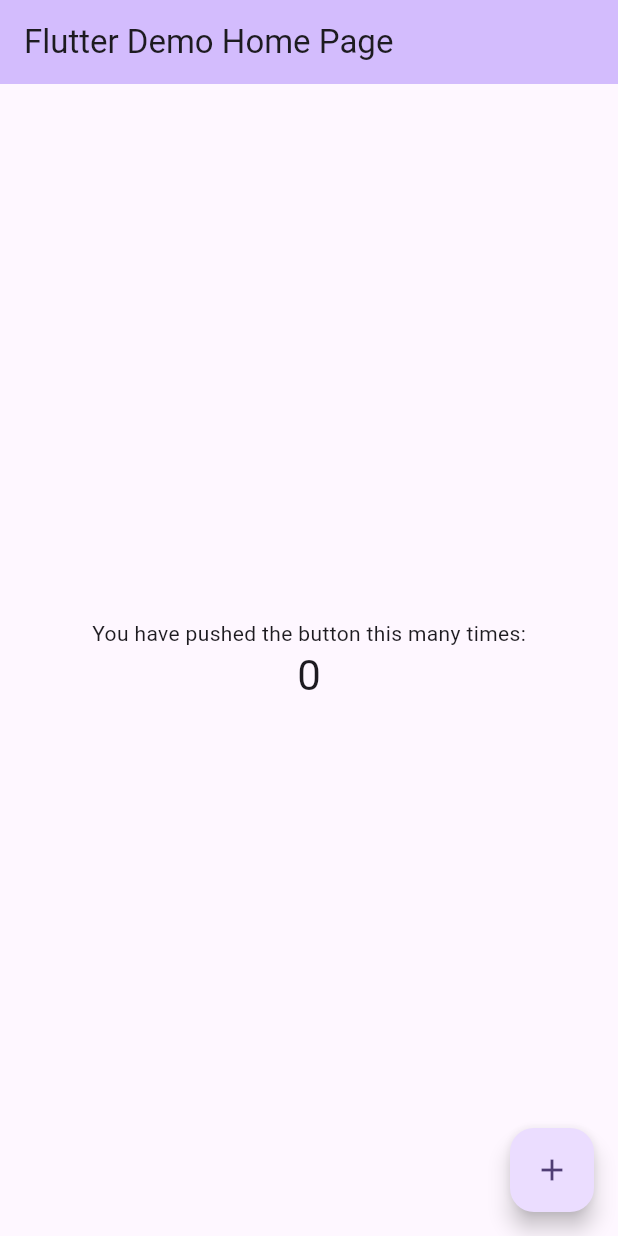
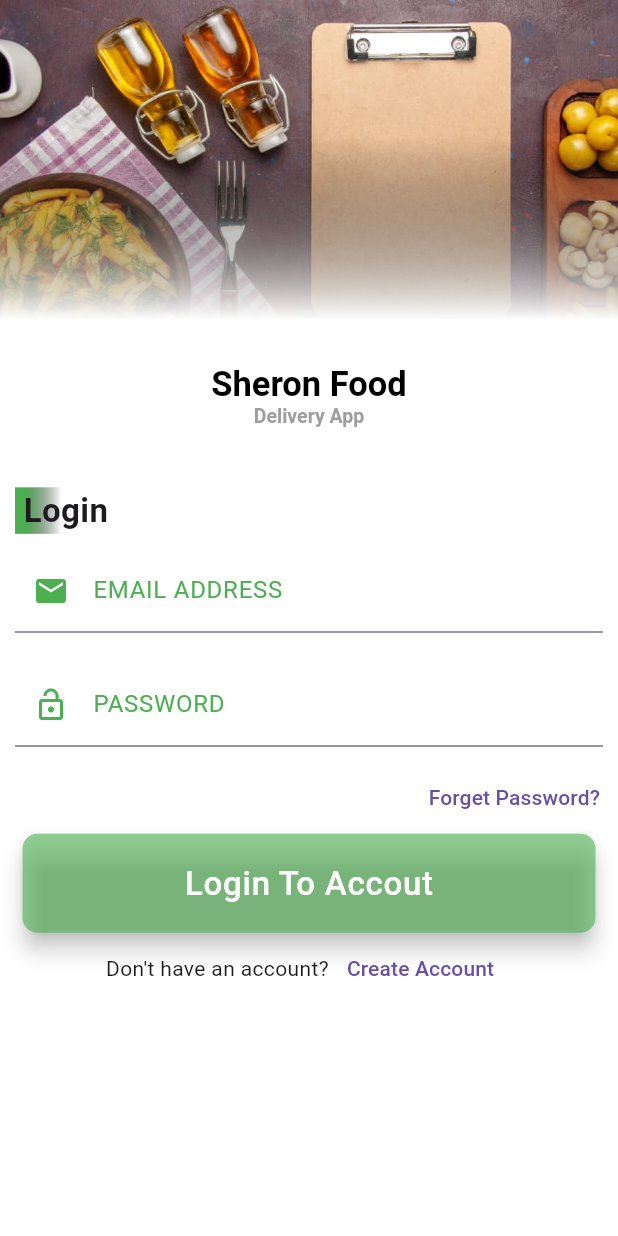
Before and after one commit to Sheronjude/food_delivery_app, a Flutter app: the screen it shows after launch, on a phone screen of 412 x 824 dp. Run offline on Flutter 3.47's test engine with Material 3 defaults, Android fonts, the phone set to English and light mode, and no system bars.

Commit message:
Login page

```diff
--- /dev/null
+++ b/lib/LoginScreen.dart
@@ -0,0 +1,138 @@
+import 'package:flutter/material.dart';
+import 'package:food_delivery_app/colors.dart';
+import 'package:food_delivery_app/constants.dart';
+
+class LoginScreen extends StatelessWidget {
+  @override
+  Widget build(BuildContext context) {
+    double height = MediaQuery.of(context).size.height;
+    double width = MediaQuery.of(context).size.width;
+    return Scaffold(
+      backgroundColor: Colors.white,
+      resizeToAvoidBottomInset: true,
+      body: SingleChildScrollView(
+        child: Column(
+          mainAxisAlignment: MainAxisAlignment.start,
+          crossAxisAlignment: CrossAxisAlignment.start,
+          children: <Widget>[
+            Stack(
+              children: <Widget>[
+                Image(
+                  image: const AssetImage(bgImage),
+                  height: height * 0.35,
+                  width: width,
+                  fit: BoxFit.cover,
+                ),
+                Container(
+                  height: height * 0.37,
+                  width: width,
+                  decoration: const BoxDecoration(
+                      gradient: LinearGradient(
+                          stops: [0.3, 0.7],
+                          begin: Alignment.topCenter,
+                          end: Alignment.bottomCenter,
+                          colors: [Colors.transparent, Colors.white])),
+                  //color: Colors.white.withOpacity(0.3),
+                ),
+                Positioned(
+                    bottom: 20,
+                    left: 0,
+                    right: 0,
+                    child: Center(
+                      child: RichText(
+                        textAlign: TextAlign.center,
+                        text: const TextSpan(
+                            style: TextStyle(
+                                fontSize: 23,
+                                fontWeight: FontWeight.w700,
+                                color: Colors.black),
+                            text: appName + "\n",
+                            children: [
+                              TextSpan(
+                                  text: slogan,
+                                  style: TextStyle(color: Colors.grey,fontSize: 13))
+                            ]),
+                      ),
+                    ))
+              ],
+            ),
+            // ignore: prefer_const_constructors
+            // Center(
+            //   child: const Text(
+            //     appName,
+            //     style: TextStyle(fontSize: 23, fontWeight: FontWeight.w700),
+            //   ),
+            // ),
+            // const Center(
+            //   child: Text(slogan, style: TextStyle(color: Colors.grey)),
+            // ),
+            Padding(
+              padding: const EdgeInsets.only(left: 10.0, top: 20),
+              child: Container(
+                decoration: const BoxDecoration(
+                    gradient: LinearGradient(
+                        stops: [0.1, 0.5],
+                        colors: [primaryColor, Colors.transparent])),
+                child: const Text(" $loginString",
+                    style:
+                        TextStyle(fontWeight: FontWeight.bold, fontSize: 22)),
+              ),
+            ),
+            const Padding(
+              padding: EdgeInsets.symmetric(horizontal: 10, vertical: 10),
+              child: TextField(
+                decoration: InputDecoration(
+                    prefixIcon: Icon(Icons.email, color: primaryColor),
+                    labelText: "EMAIL ADDRESS",
+                    labelStyle: TextStyle(color: primaryColor, fontSize: 16)),
+              ),
+            ),
+            const Padding(
+              padding: EdgeInsets.symmetric(horizontal: 10, vertical: 10),
+              child: TextField(
+                obscureText: true,
+                decoration: InputDecoration(
+                    prefixIcon: Icon(Icons.lock_open, color: primaryColor),
+                    labelText: "PASSWORD",
+                    labelStyle: TextStyle(color: primaryColor, fontSize: 16)),
+              ),
+            ),
+            Align(
+                alignment: Alignment.centerRight,
+                child: TextButton(
+                  onPressed: () {},
+                  child: const Text(forgetText),
+                )),
+            Center(
+              child: SizedBox(
+                height: height * 0.08,
+                width: width - 30,
+                child: FloatingActionButton(
+                  backgroundColor: primaryColor.withOpacity(0.6),
+                  hoverColor: primaryColor,
+                  shape: const RoundedRectangleBorder(
+                      borderRadius: BorderRadius.all(Radius.circular(10))),
+                  onPressed: () {},
+                  child: const Text("Login To Accout",
+                      style: TextStyle(
+                          fontWeight: FontWeight.w500,
+                          fontSize: 22,
+                          color: Colors.white,
+                          letterSpacing: 0.5)),
+                ),
+              ),
+            ),
+            Row(
+              mainAxisAlignment: MainAxisAlignment.center,
+              children: [
+                const Text("Don't have an account?"),
+                TextButton(
+                    onPressed: () {}, child: const Text("Create Account"))
+              ],
+            )
+          ],
+        ),
+      ),
+    );
+  }
+}
--- /dev/null
+++ b/lib/colors.dart
@@ -0,0 +1,3 @@
+import 'package:flutter/material.dart';
+
+const Color primaryColor = Colors.green;
--- /dev/null
+++ b/lib/constants.dart
@@ -0,0 +1,5 @@
+const String appName = "Sheron Food";
+const String slogan = "Delivery App";
+const String bgImage = "assets/loginPage.jpg";
+const String loginString = "Login";
+const String forgetText = "Forget Password?";
--- a/lib/main.dart
+++ b/lib/main.dart
@@ -1,125 +1,19 @@
 import 'package:flutter/material.dart';
+import 'LoginScreen.dart';
+import 'constants.dart';
 
 void main() {
-  runApp(const MyApp());
+  runApp(InitialScreen());
 }
 
-class MyApp extends StatelessWidget {
-  const MyApp({super.key});
+class InitialScreen  extends StatelessWidget {
 
-  // This widget is the root of your application.
   @override
   Widget build(BuildContext context) {
     return MaterialApp(
-      title: 'Flutter Demo',
-      theme: ThemeData(
-        // This is the theme of your application.
-        //
-        // TRY THIS: Try running your application with "flutter run". You'll see
-        // the application has a purple toolbar. Then, without quitting the app,
-        // try changing the seedColor in the colorScheme below to Colors.green
-        // and then invoke "hot reload" (save your changes or press the "hot
-        // reload" button in a Flutter-supported IDE, or press "r" if you used
-        // the command line to start the app).
-        //
-        // Notice that the counter didn't reset back to zero; the application
-        // state is not lost during the reload. To reset the state, use hot
-        // restart instead.
-        //
-        // This works for code too, not just values: Most code changes can be
-        // tested with just a hot reload.
-        colorScheme: ColorScheme.fromSeed(seedColor: Colors.deepPurple),
-        useMaterial3: true,
-      ),
-      home: const MyHomePage(title: 'Flutter Demo Home Page'),
+      home: LoginScreen() ,
+      title: appName,
+      debugShowCheckedModeBanner: false,
     );
   }
 }
-
-class MyHomePage extends StatefulWidget {
-  const MyHomePage({super.key, required this.title});
-
-  // This widget is the home page of your application. It is stateful, meaning
-  // that it has a State object (defined below) that contains fields that affect
-  // how it looks.
-
-  // This class is the configuration for the state. It holds the values (in this
-  // case the title) provided by the parent (in this case the App widget) and
-  // used by the build method of the State. Fields in a Widget subclass are
-  // always marked "final".
-
-  final String title;
-
-  @override
-  State<MyHomePage> createState() => _MyHomePageState();
-}
-
-class _MyHomePageState extends State<MyHomePage> {
-  int _counter = 0;
-
-  void _incrementCounter() {
-    setState(() {
-      // This call to setState tells the Flutter framework that something has
-      // changed in this State, which causes it to rerun the build method below
-      // so that the display can reflect the updated values. If we changed
-      // _counter without calling setState(), then the build method would not be
-      // called again, and so nothing would appear to happen.
-      _counter++;
-    });
-  }
-
-  @override
-  Widget build(BuildContext context) {
-    // This method is rerun every time setState is called, for instance as done
-    // by the _incrementCounter method above.
-    //
-    // The Flutter framework has been optimized to make rerunning build methods
-    // fast, so that you can just rebuild anything that needs updating rather
-    // than having to individually change instances of widgets.
-    return Scaffold(
-      appBar: AppBar(
-        // TRY THIS: Try changing the color here to a specific color (to
-        // Colors.amber, perhaps?) and trigger a hot reload to see the AppBar
-        // change color while the other colors stay the same.
-        backgroundColor: Theme.of(context).colorScheme.inversePrimary,
-        // Here we take the value from the MyHomePage object that was created by
-        // the App.build method, and use it to set our appbar title.
-        title: Text(widget.title),
-      ),
-      body: Center(
-        // Center is a layout widget. It takes a single child and positions it
-        // in the middle of the parent.
-        child: Column(
-          // Column is also a layout widget. It takes a list of children and
-          // arranges them vertically. By default, it sizes itself to fit its
-          // children horizontally, and tries to be as tall as its parent.
-          //
-          // Column has various properties to control how it sizes itself and
-          // how it positions its children. Here we use mainAxisAlignment to
-          // center the children vertically; the main axis here is the vertical
-          // axis because Columns are vertical (the cross axis would be
-          // horizontal).
-          //
-          // TRY THIS: Invoke "debug painting" (choose the "Toggle Debug Paint"
-          // action in the IDE, or press "p" in the console), to see the
-          // wireframe for each widget.
-          mainAxisAlignment: MainAxisAlignment.center,
-          children: <Widget>[
-            const Text(
-              'You have pushed the button this many times:',
-            ),
-            Text(
-              '$_counter',
-              style: Theme.of(context).textTheme.headlineMedium,
-            ),
-          ],
-        ),
-      ),
-      floatingActionButton: FloatingActionButton(
-        onPressed: _incrementCounter,
-        tooltip: 'Increment',
-        child: const Icon(Icons.add),
-      ), // This trailing comma makes auto-formatting nicer for build methods.
-    );
-  }
-}
--- a/pubspec.yaml
+++ b/pubspec.yaml
@@ -59,9 +59,9 @@ flutter:
   uses-material-design: true
 
   # To add assets to your application, add an assets section, like this:
-  # assets:
-  #   - images/a_dot_burr.jpeg
-  #   - images/a_dot_ham.jpeg
+  assets:
+    - assets/
+
 
   # An image asset can refer to one or more resolution-specific "variants", see
   # https://flutter.dev/assets-and-images/#resolution-aware
```
Also changed, not shown: assets/loginPage.jpg (added), flutter_01.png (added), 1 other file.
